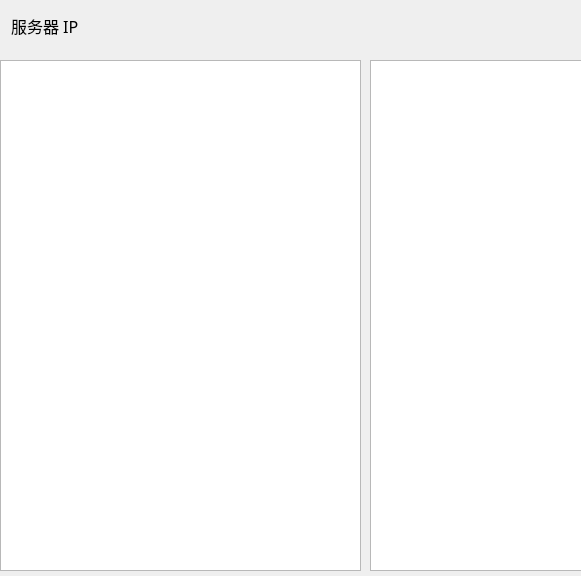
Above: Server/widget.ui from yap12138/PLAYERUNKNOWN-S-BATTLECARDS before the change; both pictures show x 0 to 581 and y 0 to 576 of the 1024 by 576 pixel window. Below: the same form after it.
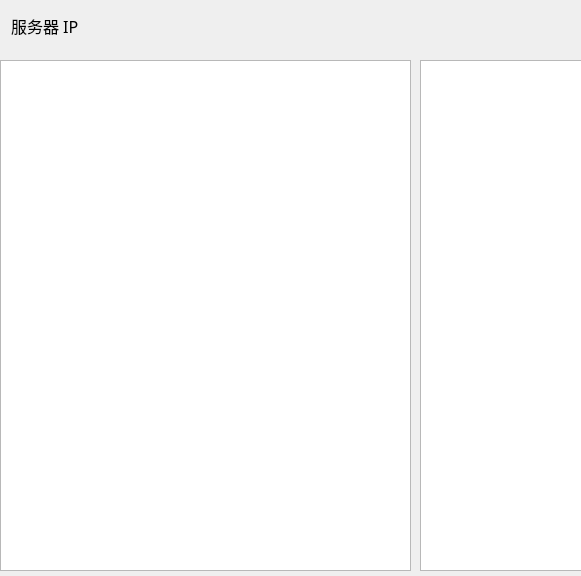
That is the form after the change.

Patch:
```diff
--- a/Server/widget.ui
+++ b/Server/widget.ui
@@ -33,7 +33,7 @@
     <rect>
      <x>0</x>
      <y>0</y>
-     <width>361</width>
+     <width>411</width>
      <height>51</height>
     </rect>
    </property>
@@ -89,7 +89,7 @@
     <rect>
      <x>0</x>
      <y>60</y>
-     <width>361</width>
+     <width>411</width>
      <height>511</height>
     </rect>
    </property>
@@ -97,9 +97,9 @@
   <widget class="QTextBrowser" name="textBrowser">
    <property name="geometry">
     <rect>
-     <x>370</x>
+     <x>420</x>
      <y>60</y>
-     <width>651</width>
+     <width>601</width>
      <height>511</height>
     </rect>
    </property>
```
